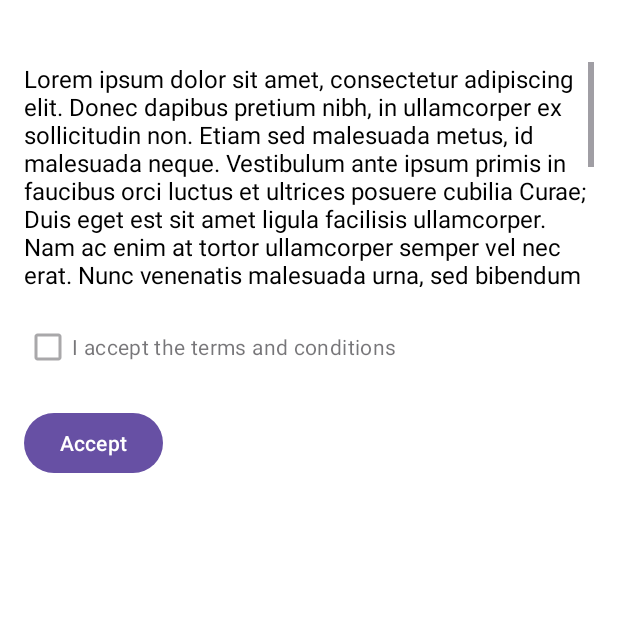
After one commit to ankitkumar5049/LatLong, an Android app: the MainActivity2 screen opened directly, with no data from a screen before it, on a phone screen of 412 x 824 dp, the top half of it. The commit adds this screen. Run offline under Robolectric (Android 15) with nearby library versions, the phone set to English and light mode, and no system bars.

Commit message:
terms and conditions check

```diff
--- a/app/src/main/AndroidManifest.xml
+++ b/app/src/main/AndroidManifest.xml
@@ -2,10 +2,11 @@
 <manifest xmlns:android="http://schemas.android.com/apk/res/android"
     xmlns:tools="http://schemas.android.com/tools">
 
-    <uses-permission android:name="android.permission.INTERNET"/>
-    <uses-permission android:name="android.permission.ACCESS_BACKGROUND_LOCATION"/>
-    <uses-permission android:name="android.permission.ACCESS_COARSE_LOCATION"/>
-    <uses-permission android:name="android.permission.ACCESS_FINE_LOCATION"/>
+    <uses-permission android:name="android.permission.INTERNET" />
+    <uses-permission android:name="android.permission.ACCESS_BACKGROUND_LOCATION" />
+    <uses-permission android:name="android.permission.ACCESS_COARSE_LOCATION" />
+    <uses-permission android:name="android.permission.ACCESS_FINE_LOCATION" />
+
     <application
         android:allowBackup="true"
         android:dataExtractionRules="@xml/data_extraction_rules"
@@ -16,6 +17,9 @@
         android:supportsRtl="true"
         android:theme="@style/Theme.Location"
         tools:targetApi="31">
+        <activity
+            android:name=".MainActivity2"
+            android:exported="false" />
         <activity
             android:name=".MainActivity"
             android:exported="true">
--- a/app/src/main/java/com/example/location/MainActivity.kt
+++ b/app/src/main/java/com/example/location/MainActivity.kt
@@ -12,6 +12,7 @@ import androidx.appcompat.app.AppCompatActivity
 import android.os.Bundle
 import android.provider.Settings
 import android.widget.Button
+import android.widget.CheckBox
 import android.widget.TextView
 import android.widget.Toast
 import androidx.annotation.RequiresApi
@@ -23,6 +24,7 @@ import com.google.android.gms.location.LocationServices
 class MainActivity : AppCompatActivity() {
     private lateinit var locationManager: LocationManager
     private lateinit var tvGpsLocation: TextView
+    private lateinit var button: Button
     private val locationPermissionCode = 2
 
     private lateinit var fusedLocationProviderClient: FusedLocationProviderClient
@@ -36,6 +38,11 @@ class MainActivity : AppCompatActivity() {
         title = "Location App"
         tvGpsLocation = findViewById(R.id.textView)
             getCurrentLocation()
+        button = findViewById(R.id.button)
+
+        button.setOnClickListener {
+            startActivity(Intent(this, MainActivity2::class.java))
+        }
     }
 
     @RequiresApi(Build.VERSION_CODES.P)
--- /dev/null
+++ b/app/src/main/java/com/example/location/MainActivity2.kt
@@ -0,0 +1,44 @@
+package com.example.location
+
+import androidx.appcompat.app.AppCompatActivity
+import android.os.Bundle
+import android.view.View
+import android.widget.CheckBox
+import android.widget.ScrollView
+import android.widget.TextView
+import android.widget.Toast
+
+class MainActivity2 : AppCompatActivity() {
+    private lateinit var scrollView: ScrollView
+    private lateinit var acceptCheckBox: CheckBox
+
+    override fun onCreate(savedInstanceState: Bundle?) {
+        super.onCreate(savedInstanceState)
+        setContentView(R.layout.activity_main2)
+
+        scrollView = findViewById(R.id.scrollView)
+        acceptCheckBox = findViewById(R.id.acceptCheckBox)
+
+        val termsText = getString(R.string.terms_and_conditions)
+        val termsTextView = findViewById<TextView>(R.id.termsTextView)
+        termsTextView.text = termsText
+
+        scrollView.setOnScrollChangeListener { _: View?, _: Int, _: Int, _: Int, _: Int ->
+            if (scrollView.getChildAt(0).bottom <= (scrollView.height + scrollView.scrollY)) {
+                acceptCheckBox.isEnabled = true
+                acceptCheckBox.setTextColor(resources.getColor(R.color.black))
+            }
+
+        }
+    }
+    fun onAcceptClicked(view: View) {
+        if (acceptCheckBox.isChecked) {
+            // User has accepted the terms and conditions
+            Toast.makeText(this,"Accepted",Toast.LENGTH_SHORT).show()
+        } else {
+            // User has not accepted the terms and conditions
+            Toast.makeText(this,"Not accepted",Toast.LENGTH_SHORT).show()
+
+        }
+    }
+}
--- a/app/src/main/res/layout/activity_main.xml
+++ b/app/src/main/res/layout/activity_main.xml
@@ -15,4 +15,13 @@
         android:textColor="@android:color/holo_red_dark"
         android:textSize="24sp"
         android:textStyle="bold" />
+
+    <Button
+        android:id="@+id/button"
+        android:layout_width="match_parent"
+        android:layout_height="wrap_content"
+        android:layout_alignParentBottom="true"
+        android:layout_marginBottom="10dp"
+        android:layout_marginTop="50dp"
+        android:text="Next"/>
 </RelativeLayout>
--- /dev/null
+++ b/app/src/main/res/layout/activity_main2.xml
@@ -0,0 +1,45 @@
+<ScrollView
+    xmlns:android="http://schemas.android.com/apk/res/android"
+    android:layout_width="match_parent"
+    android:background="@color/white"
+    android:layout_height="match_parent">
+
+    <LinearLayout
+        android:layout_width="match_parent"
+        android:layout_height="wrap_content"
+        android:orientation="vertical"
+        android:padding="16dp">
+
+        <ScrollView
+            android:id="@+id/scrollView"
+            android:layout_width="match_parent"
+            android:layout_marginTop="25dp"
+            android:layout_height="150dp">
+
+            <TextView
+                android:id="@+id/termsTextView"
+                android:layout_width="match_parent"
+                android:layout_height="wrap_content"
+                android:textSize="16sp"
+                android:textColor="#000000"
+                android:text="@string/terms_and_conditions"/>
+        </ScrollView>
+
+
+
+        <CheckBox
+            android:id="@+id/acceptCheckBox"
+            android:layout_width="wrap_content"
+            android:layout_height="wrap_content"
+            android:layout_marginTop="16dp"
+            android:text="I accept the terms and conditions"
+            android:enabled="false"/>
+
+        <Button
+            android:layout_width="wrap_content"
+            android:layout_height="wrap_content"
+            android:layout_marginTop="16dp"
+            android:text="Accept"
+            android:onClick="onAcceptClicked"/>
+    </LinearLayout>
+</ScrollView>
--- a/app/src/main/res/values/strings.xml
+++ b/app/src/main/res/values/strings.xml
@@ -2,4 +2,5 @@
     <string name="app_name">Location</string>
     <string name="latitudeBabel">Latitude</string>
     <string name="longitudeBabel">Longitude</string>
+    <string name="terms_and_conditions">Lorem ipsum dolor sit amet, consectetur adipiscing elit. Donec dapibus pretium nibh, in ullamcorper ex sollicitudin non. Etiam sed malesuada metus, id malesuada neque. Vestibulum ante ipsum primis in faucibus orci luctus et ultrices posuere cubilia Curae; Duis eget est sit amet ligula facilisis ullamcorper. Nam ac enim at tortor ullamcorper semper vel nec erat. Nunc venenatis malesuada urna, sed bibendum massa malesuada id. Suspendisse tincidunt odio ut nulla consectetur, ut euismod nunc volutpat. Nunc in nisl ac velit laoreet rhoncus nec sed magna. Duis eget est sit amet ligula facilisis ullamcorper. Nam ac enim at tortor ullamcorper semper vel nec erat. Nunc venenatis malesuada urna, sed bibendum massa malesuada id. Suspendisse tincidunt odio ut nulla consectetur, ut euismod nunc volutpat. Nunc in nisl ac velit laoreet rhoncus nec sed magna.</string>
 </resources>
```
